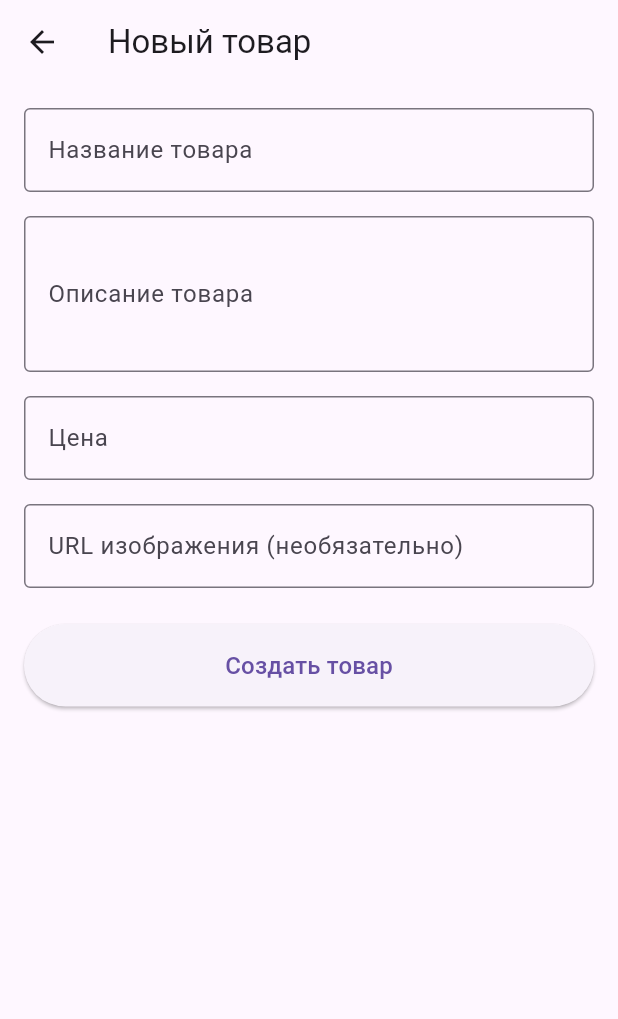
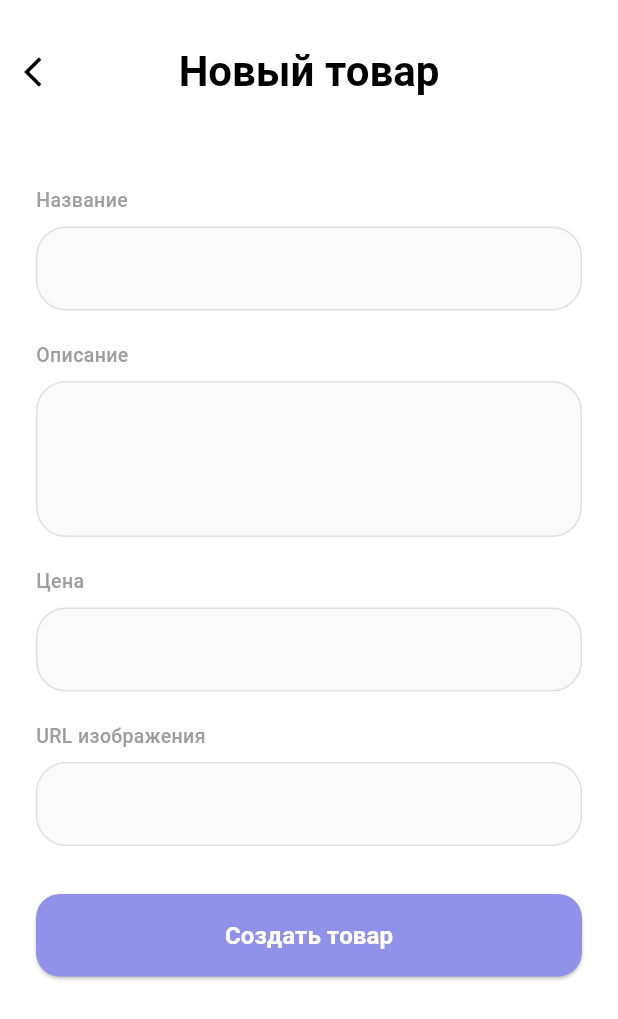
Before and after one commit to IshimoRin/client-giftly, a Flutter app: the StorePage screen opened directly, after a tap on the "add" icon, on a phone screen of 412 x 824 dp. Shown: the top 1019 px of the screen. Run offline on Flutter 3.47's test engine with Material 3 defaults, Android fonts, the light colour scheme and no system bars; our stand-ins replace cached_network_image, fl_chart, flutter_bloc, shared_preferences; accounts and stored records are empty; network calls fail.

Commit message:
fix: изменил дизайн управления товарами

```diff
--- a/lib/presentation/pages/seller/product_form_page.dart
+++ b/lib/presentation/pages/seller/product_form_page.dart
@@ -96,31 +96,66 @@ class _ProductFormPageState extends State<ProductFormPage> {
   @override
   Widget build(BuildContext context) {
     return Scaffold(
+      backgroundColor: Colors.white,
       appBar: AppBar(
-        title: Text(widget.product == null ? 'Новый товар' : 'Редактирование товара'),
+        title: Padding(
+          padding: const EdgeInsets.only(top: 16.0),
+          child: Text(
+            widget.product == null ? 'Новый товар' : 'Редактировать товар',
+            style: const TextStyle(
+              fontWeight: FontWeight.bold,
+              fontSize: 28,
+              color: Colors.black,
             ),
-      body: _isLoading
-          ? const Center(child: CircularProgressIndicator())
-          : SingleChildScrollView(
-              padding: const EdgeInsets.all(16),
+          ),
+        ),
+        backgroundColor: Colors.white,
+        elevation: 0,
+        foregroundColor: Colors.black,
+        toolbarHeight: 80,
+        centerTitle: true,
+        leading: Padding(
+          padding: const EdgeInsets.only(top: 16.0),
+          child: IconButton(
+            icon: const Icon(Icons.arrow_back_ios),
+            onPressed: () => Navigator.pop(context),
+          ),
+        ),
+      ),
+      body: SingleChildScrollView(
+        child: Padding(
+          padding: const EdgeInsets.all(24.0),
           child: Form(
             key: _formKey,
             child: Column(
               crossAxisAlignment: CrossAxisAlignment.stretch,
               children: [
-                    if (_error != null)
-                      Padding(
-                        padding: const EdgeInsets.only(bottom: 16),
-                        child: Text(
-                          _error!,
-                          style: const TextStyle(color: Colors.red),
+                const SizedBox(height: 20),
+                const Text(
+                  'Название',
+                  style: TextStyle(
+                    fontSize: 13,
+                    color: Colors.grey,
+                    fontWeight: FontWeight.w500,
                   ),
                 ),
+                const SizedBox(height: 8),
                 TextFormField(
                   controller: _nameController,
-                      decoration: const InputDecoration(
-                        labelText: 'Название товара',
-                        border: OutlineInputBorder(),
+                  decoration: InputDecoration(
+                    border: OutlineInputBorder(
+                      borderRadius: BorderRadius.circular(20),
+                    ),
+                    enabledBorder: OutlineInputBorder(
+                      borderRadius: BorderRadius.circular(20),
+                      borderSide: BorderSide(color: Colors.grey.shade300),
+                    ),
+                    focusedBorder: OutlineInputBorder(
+                      borderRadius: BorderRadius.circular(20),
+                      borderSide: BorderSide(color: Color(0xFF9191E9), width: 2),
+                    ),
+                    filled: true,
+                    fillColor: Colors.grey.shade50,
                   ),
                   validator: (value) {
                     if (value == null || value.isEmpty) {
@@ -129,14 +164,34 @@ class _ProductFormPageState extends State<ProductFormPage> {
                     return null;
                   },
                 ),
-                    const SizedBox(height: 16),
+                const SizedBox(height: 20),
+                const Text(
+                  'Описание',
+                  style: TextStyle(
+                    fontSize: 13,
+                    color: Colors.grey,
+                    fontWeight: FontWeight.w500,
+                  ),
+                ),
+                const SizedBox(height: 8),
                 TextFormField(
                   controller: _descriptionController,
-                      decoration: const InputDecoration(
-                        labelText: 'Описание товара',
-                        border: OutlineInputBorder(),
+                  maxLines: 3,
+                  decoration: InputDecoration(
+                    border: OutlineInputBorder(
+                      borderRadius: BorderRadius.circular(20),
                     ),
-                      maxLines: 3,
+                    enabledBorder: OutlineInputBorder(
+                      borderRadius: BorderRadius.circular(20),
+                      borderSide: BorderSide(color: Colors.grey.shade300),
+                    ),
+                    focusedBorder: OutlineInputBorder(
+                      borderRadius: BorderRadius.circular(20),
+                      borderSide: BorderSide(color: Color(0xFF9191E9), width: 2),
+                    ),
+                    filled: true,
+                    fillColor: Colors.grey.shade50,
+                  ),
                   validator: (value) {
                     if (value == null || value.isEmpty) {
                       return 'Пожалуйста, введите описание товара';
@@ -144,48 +199,115 @@ class _ProductFormPageState extends State<ProductFormPage> {
                     return null;
                   },
                 ),
-                    const SizedBox(height: 16),
+                const SizedBox(height: 20),
+                const Text(
+                  'Цена',
+                  style: TextStyle(
+                    fontSize: 13,
+                    color: Colors.grey,
+                    fontWeight: FontWeight.w500,
+                  ),
+                ),
+                const SizedBox(height: 8),
                 TextFormField(
                   controller: _priceController,
-                      decoration: const InputDecoration(
-                        labelText: 'Цена',
-                        border: OutlineInputBorder(),
-                        prefixText: '₽ ',
+                  keyboardType: TextInputType.number,
+                  decoration: InputDecoration(
+                    border: OutlineInputBorder(
+                      borderRadius: BorderRadius.circular(20),
                     ),
-                      keyboardType: TextInputType.number,
+                    enabledBorder: OutlineInputBorder(
+                      borderRadius: BorderRadius.circular(20),
+                      borderSide: BorderSide(color: Colors.grey.shade300),
+                    ),
+                    focusedBorder: OutlineInputBorder(
+                      borderRadius: BorderRadius.circular(20),
+                      borderSide: BorderSide(color: Color(0xFF9191E9), width: 2),
+                    ),
+                    filled: true,
+                    fillColor: Colors.grey.shade50,
+                  ),
                   validator: (value) {
                     if (value == null || value.isEmpty) {
                       return 'Пожалуйста, введите цену товара';
                     }
                     if (double.tryParse(value) == null) {
-                          return 'Пожалуйста, введите корректную цену';
+                      return 'Введите корректную цену';
                     }
                     return null;
                   },
                 ),
-                    const SizedBox(height: 16),
+                const SizedBox(height: 20),
+                const Text(
+                  'URL изображения',
+                  style: TextStyle(
+                    fontSize: 13,
+                    color: Colors.grey,
+                    fontWeight: FontWeight.w500,
+                  ),
+                ),
+                const SizedBox(height: 8),
                 TextFormField(
                   controller: _imageUrlController,
-                      decoration: const InputDecoration(
-                        labelText: 'URL изображения (необязательно)',
-                        border: OutlineInputBorder(),
+                  decoration: InputDecoration(
+                    border: OutlineInputBorder(
+                      borderRadius: BorderRadius.circular(20),
+                    ),
+                    enabledBorder: OutlineInputBorder(
+                      borderRadius: BorderRadius.circular(20),
+                      borderSide: BorderSide(color: Colors.grey.shade300),
+                    ),
+                    focusedBorder: OutlineInputBorder(
+                      borderRadius: BorderRadius.circular(20),
+                      borderSide: BorderSide(color: Color(0xFF9191E9), width: 2),
+                    ),
+                    filled: true,
+                    fillColor: Colors.grey.shade50,
                   ),
                 ),
-                    const SizedBox(height: 24),
+                const SizedBox(height: 32),
                 ElevatedButton(
-                      onPressed: _submitForm,
+                  onPressed: _isLoading ? null : _submitForm,
                   style: ElevatedButton.styleFrom(
+                    backgroundColor: Color(0xFF9191E9),
+                    foregroundColor: Colors.white,
                     padding: const EdgeInsets.symmetric(vertical: 16),
+                    shape: RoundedRectangleBorder(
+                      borderRadius: BorderRadius.circular(16),
                     ),
+                    minimumSize: const Size(double.infinity, 0),
+                  ),
+                  child: _isLoading
+                      ? const SizedBox(
+                          height: 20,
+                          width: 20,
+                          child: CircularProgressIndicator(
+                            strokeWidth: 2,
+                            valueColor: AlwaysStoppedAnimation<Color>(Colors.white),
+                          ),
+                        )
+                      : Text(
+                          widget.product == null ? 'Создать товар' : 'Сохранить изменения',
+                          style: const TextStyle(
+                            fontSize: 16,
+                            fontWeight: FontWeight.bold,
+                          ),
+                        ),
+                ),
+                if (_error != null)
+                  Padding(
+                    padding: const EdgeInsets.only(top: 16.0),
                     child: Text(
-                        widget.product == null ? 'Создать товар' : 'Сохранить изменения',
-                        style: const TextStyle(fontSize: 16),
+                      _error!,
+                      style: const TextStyle(color: Colors.red),
+                      textAlign: TextAlign.center,
                     ),
                   ),
               ],
             ),
           ),
         ),
+      ),
     );
   }
 }
--- a/lib/presentation/pages/seller/store_page.dart
+++ b/lib/presentation/pages/seller/store_page.dart
@@ -76,12 +76,31 @@ class _StorePageState extends State<StorePage> {
   @override
   Widget build(BuildContext context) {
     return Scaffold(
+      backgroundColor: Colors.white,
       appBar: AppBar(
-        title: const Text('Управление товарами'),
+        title: Padding(
+          padding: const EdgeInsets.only(top: 16.0),
+          child: Text(
+            'Управление товарами',
+            style: const TextStyle(
+              fontWeight: FontWeight.bold,
+              fontSize: 23,
+              color: Colors.black,
+            ),
+          ),
+        ),
+        backgroundColor: Colors.white,
+        elevation: 0,
+        foregroundColor: Colors.black,
+        toolbarHeight: 80,
+        centerTitle: false,
         actions: [
-          IconButton(
-            icon: const Icon(Icons.refresh),
-            onPressed: _loadProducts,
+          Padding(
+            padding: const EdgeInsets.only(top: 16.0),
+            child: IconButton(
+              icon: const Icon(Icons.refresh),
+              onPressed: _loadProducts,
+            ),
           ),
         ],
       ),
```
Lines whose indentation alone changed are shown as unchanged.
